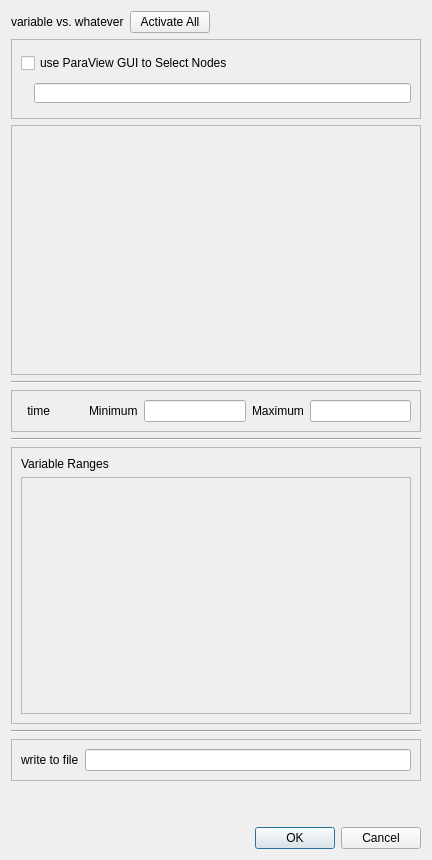
Before: the Qt Designer form Plugins/SierraPlotTools/pqVariablePlot.ui in matthb2/ParaView-beforekitwareswtichedtogit, drawn with Qt 5.
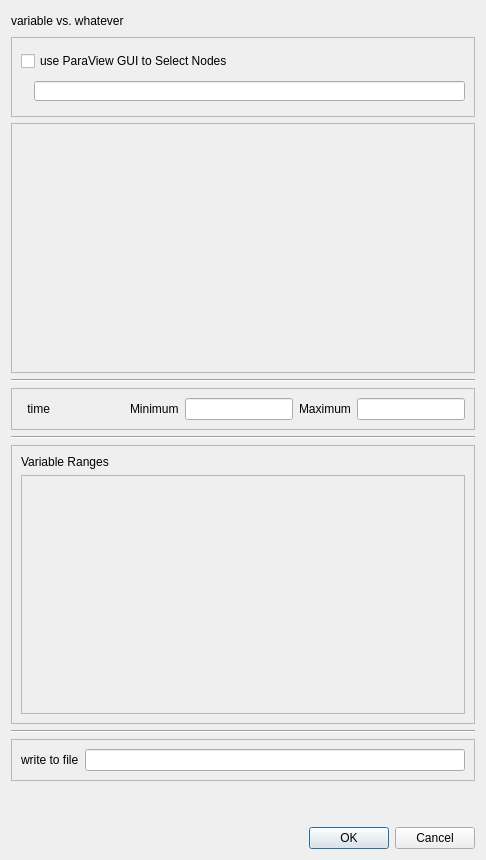
After: the same form once the commit is applied. Custom widgets are drawn as their Qt base class.

Diff of the .ui file:
```diff
--- a/Plugins/SierraPlotTools/pqVariablePlot.ui
+++ b/Plugins/SierraPlotTools/pqVariablePlot.ui
@@ -6,10 +6,22 @@
    <rect>
     <x>0</x>
     <y>0</y>
-    <width>432</width>
+    <width>486</width>
     <height>860</height>
    </rect>
   </property>
+  <property name="sizePolicy">
+   <sizepolicy hsizetype="Preferred" vsizetype="Maximum">
+    <horstretch>0</horstretch>
+    <verstretch>0</verstretch>
+   </sizepolicy>
+  </property>
+  <property name="maximumSize">
+   <size>
+    <width>16777215</width>
+    <height>16777215</height>
+   </size>
+  </property>
   <property name="windowTitle">
    <string>Dialog</string>
   </property>
@@ -25,19 +37,6 @@
          </property>
         </widget>
        </item>
-       <item>
-        <widget class="QPushButton" name="activateAllVariablesPushButton">
-         <property name="maximumSize">
-          <size>
-           <width>100</width>
-           <height>16777215</height>
-          </size>
-         </property>
-         <property name="text">
-          <string>Activate All</string>
-         </property>
-        </widget>
-       </item>
        <item>
         <spacer name="horizontalSpacer_3">
          <property name="orientation">
@@ -98,7 +97,7 @@
              </size>
             </property>
             <property name="text">
-             <string>&lt;plot thing&gt;</string>
+             <string>&lt;item by id #&gt;</string>
             </property>
            </widget>
           </item>
@@ -269,9 +268,9 @@
         <item row="1" column="0">
          <widget class="QScrollArea" name="rangeScrollArea">
           <property name="sizePolicy">
-           <sizepolicy hsizetype="Expanding" vsizetype="Expanding">
+           <sizepolicy hsizetype="Expanding" vsizetype="MinimumExpanding">
             <horstretch>0</horstretch>
-            <verstretch>3</verstretch>
+            <verstretch>0</verstretch>
            </sizepolicy>
           </property>
           <property name="widgetResizable">
@@ -282,14 +281,14 @@
             <rect>
              <x>0</x>
              <y>0</y>
-             <width>390</width>
-             <height>223</height>
+             <width>444</width>
+             <height>228</height>
             </rect>
            </property>
            <property name="sizePolicy">
             <sizepolicy hsizetype="Preferred" vsizetype="Expanding">
              <horstretch>0</horstretch>
-             <verstretch>1</verstretch>
+             <verstretch>0</verstretch>
             </sizepolicy>
            </property>
            <layout class="QVBoxLayout" name="scrollWidgetLayout"/>
@@ -375,7 +374,13 @@
   <customwidget>
    <class>HoverLabel</class>
    <extends>QLabel</extends>
-   <header>pqPlotVariablesDialog.h</header>
+   <header>pqHoverLabel.h</header>
+  </customwidget>
+  <customwidget>
+   <class>pqResizingScrollArea</class>
+   <extends>QScrollArea</extends>
+   <header>pqresizingscrollarea.h</header>
+   <container>1</container>
   </customwidget>
  </customwidgets>
  <resources/>
```
Left out of the diff: 6 changed lines with no effect on the pictures.
